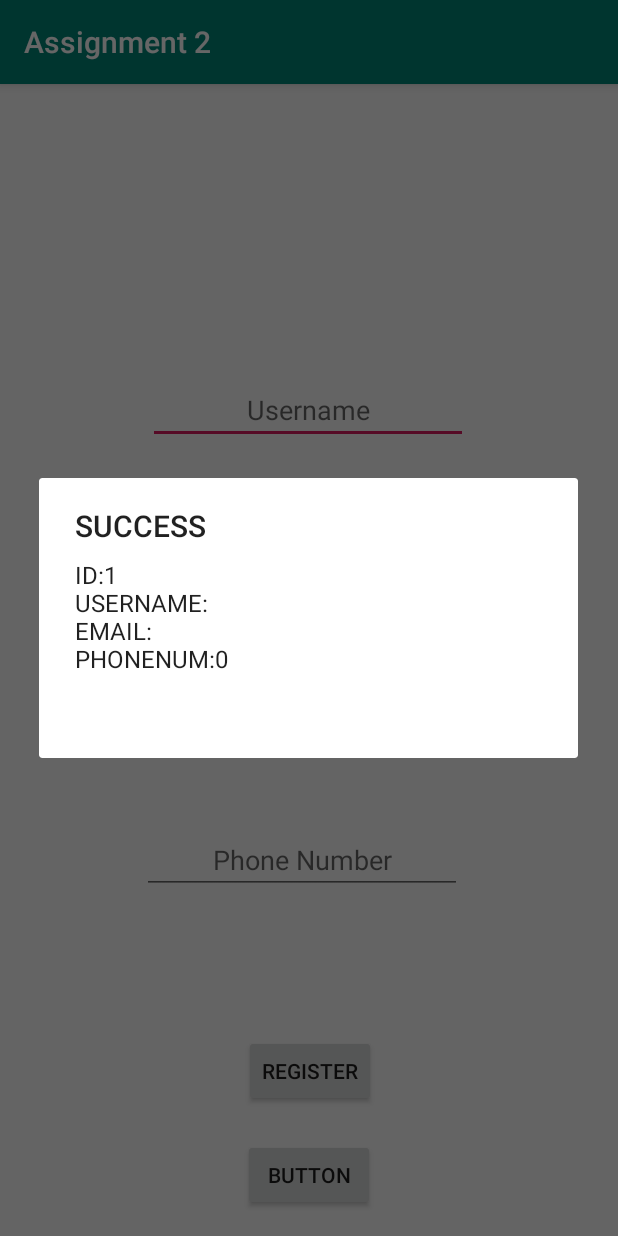
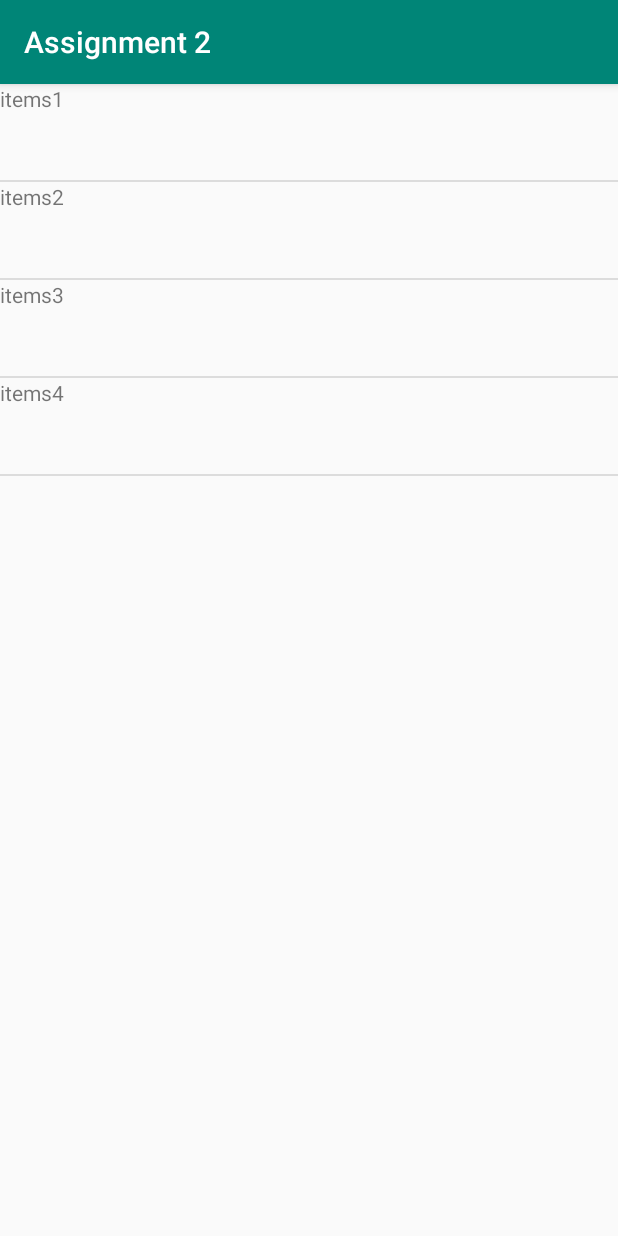
Before and after one commit to cshields236/FriendApp, an Android app: the screen it shows after launch (MainActivity before the commit, ShowFriends after it), after a tap on "BUTTON", on a phone screen of 412 x 824 dp. Run offline under Robolectric (Android 15) with nearby library versions, the phone set to English and light mode, and no system bars.

Commit message:
starting new activity and showing all data

```diff
--- a/app/build.gradle
+++ b/app/build.gradle
@@ -26,4 +26,5 @@ dependencies {
     testImplementation 'junit:junit:4.12'
     androidTestImplementation 'androidx.test.ext:junit:1.1.0'
     androidTestImplementation 'androidx.test.espresso:espresso-core:3.1.1'
+    implementation 'androidx.recyclerview:recyclerview:1.0.0'
 }
--- a/app/src/main/AndroidManifest.xml
+++ b/app/src/main/AndroidManifest.xml
@@ -9,6 +9,7 @@
         android:roundIcon="@mipmap/ic_launcher_round"
         android:supportsRtl="true"
         android:theme="@style/AppTheme">
+        <activity android:name=".ShowFriends"></activity>
         <activity android:name=".MainActivity">
             <intent-filter>
                 <action android:name="android.intent.action.MAIN" />
--- a/app/src/main/java/com/example/assignment2/MainActivity.java
+++ b/app/src/main/java/com/example/assignment2/MainActivity.java
@@ -2,7 +2,11 @@ package com.example.assignment2;
 
 import androidx.appcompat.app.AlertDialog;
 import androidx.appcompat.app.AppCompatActivity;
+import androidx.recyclerview.widget.DividerItemDecoration;
+import androidx.recyclerview.widget.LinearLayoutManager;
+import androidx.recyclerview.widget.RecyclerView;
 
+import android.content.Intent;
 import android.database.Cursor;
 import android.os.Bundle;
 import android.view.View;
@@ -41,38 +45,18 @@ public class MainActivity extends AppCompatActivity {
 
         boolean isIns = myDB.insertData(username, email, phoneNum);
 
-        if (isIns = true){
+        if (isIns = true) {
             Toast.makeText(this, "Data Inserted ", Toast.LENGTH_LONG).show();
-        }else{
-            Toast.makeText(this, "Data Not Inserted ", Toast.LENGTH_LONG).show();}
+        } else {
+            Toast.makeText(this, "Data Not Inserted ", Toast.LENGTH_LONG).show();
+        }
 
     }
 
-    public void viewAll(View view){
-        Cursor res = myDB.getAllData();
-        if(res.getCount()==0)
-        {
-            //show message
-            showMessage("ERROR", "Nothing Found");
-            return;
-        }
-        else{
-            StringBuffer buffer = new StringBuffer();
-            while(res.moveToNext()){
-                buffer.append("ID:" + res.getString(0)+ "\n");
-                buffer.append("USERNAME:" + res.getString(1)+ "\n");
-                buffer.append("EMAIL:" + res.getString(2)+ "\n");
-                buffer.append("PHONENUM:" + res.getString(3)+ "\n \n");
-                showMessage("SUCCESS", buffer.toString());
-            }
-        }
+    public void viewAll(View view) {
+        Intent intent = new Intent(MainActivity.this, ShowFriends.class);
+        startActivity(intent);
     }
 
-    public void showMessage (String title, String message){
-        AlertDialog.Builder builder = new AlertDialog.Builder(this);
-        builder.setCancelable(true);
-        builder.setTitle(title);
-        builder.setMessage(message);
-        builder.show();
-    }
+
 }
--- /dev/null
+++ b/app/src/main/java/com/example/assignment2/MyAdapter.java
@@ -0,0 +1,92 @@
+package com.example.assignment2;
+
+import android.content.Intent;
+import android.view.LayoutInflater;
+import android.view.View;
+import android.view.ViewGroup;
+import android.widget.TextView;
+
+import androidx.recyclerview.widget.RecyclerView;
+
+import java.util.ArrayList;
+
+public class MyAdapter extends RecyclerView.Adapter<MyAdapter.MyViewHolder> {
+    private ArrayList<String> values;
+
+
+    public static final String MESSAGE_KEY1 = "text";
+    public static final String MESSAGE_KEY2 = "position";
+
+    // Provide a reference to the views for each data item
+    public class MyViewHolder extends RecyclerView.ViewHolder implements View.OnClickListener {
+
+        public TextView txtHeader;
+
+
+        public MyViewHolder(View itemView) {
+            super(itemView);
+
+            txtHeader = (TextView) itemView.findViewById(R.id.textView);
+        }
+
+        @Override
+        public void onClick(View v) {
+            int postition = this.getLayoutPosition();
+            String name = values.get(postition);
+
+            Intent intent = new Intent(v.getContext(), UpdateActivity.class);
+            intent.putExtra("KEY1", name);
+            intent.putExtra("KEY2", postition);
+            v.getContext().startActivity(intent);
+        }
+    }
+
+
+    // Provide the dataset to the Adapter
+    public MyAdapter(ArrayList<String> myDataset) {
+        values = myDataset;
+    }
+
+    // Create new views (invoked by the layout manager)
+    @Override
+    public MyAdapter.MyViewHolder onCreateViewHolder(ViewGroup parent,
+                                                     int viewType) {
+// create a new view
+
+        LayoutInflater inflater = LayoutInflater.from(parent.getContext());
+        View v = inflater.inflate(R.layout.row_layout, parent, false);
+        MyViewHolder vh = new MyViewHolder(v);
+        return vh;
+    }
+
+
+    @Override
+    public void onBindViewHolder(MyViewHolder holder, final int position) {
+// - get element from your dataset at this position
+// - replace the contents of the view with that element
+        final String name = values.get(position);
+        holder.txtHeader.setText(name);
+
+//        holder.txtHeader.setOnClickListener(new View.OnClickListener() {
+////            @Override
+////            public void onClick(View v) {
+////// Toast.makeText(MainActivity.mycontext,name, Toast.LENGTH_SHORT ).show();
+////// addItem(position);
+////// call activity to pass the item position
+////                Intent intent = new Intent(v.getContext(), UpdateActivity.class);
+////                intent.putExtra(MESSAGE_KEY1, name);
+////                intent.putExtra(MESSAGE_KEY2, position);
+////                v.getContext().startActivity(intent);
+////
+////            }
+////
+////        });
+
+    }
+
+    // Return the size of your dataset
+    @Override
+    public int getItemCount() {
+        return values.size();
+    }
+}
--- /dev/null
+++ b/app/src/main/java/com/example/assignment2/ShowFriends.java
@@ -0,0 +1,70 @@
+package com.example.assignment2;
+
+import androidx.appcompat.app.AlertDialog;
+import androidx.appcompat.app.AppCompatActivity;
+import androidx.recyclerview.widget.DividerItemDecoration;
+import androidx.recyclerview.widget.LinearLayoutManager;
+import androidx.recyclerview.widget.RecyclerView;
+
+import android.database.Cursor;
+import android.os.Bundle;
+import android.view.View;
+
+import java.util.ArrayList;
+
+public class ShowFriends extends AppCompatActivity {
+    DatabseHelper myDB;
+    Friend friend;
+    ArrayList<Friend> friends = new ArrayList<>();
+
+    @Override
+    protected void onCreate(Bundle savedInstanceState) {
+        super.onCreate(savedInstanceState);
+        setContentView(R.layout.activity_show_friends);
+        myDB = new DatabseHelper(this);
+        RecyclerView recyclerView = findViewById(R.id.recyclerView);
+
+
+        recyclerView.setHasFixedSize(true);
+        LinearLayoutManager linearLayoutManager = new LinearLayoutManager(this);
+        recyclerView.setLayoutManager(linearLayoutManager);
+        ArrayList<String> myDataSet = new ArrayList<String>();
+        Cursor res = myDB.getAllData();
+        if(res.getCount()==0)
+        {
+            //show message
+            showMessage("ERROR", "Nothing Found");
+            return;
+        }
+        else{
+            StringBuffer buffer = new StringBuffer();
+            while(res.moveToNext()){
+                buffer.append("ID:" + res.getString(0)+ "\n");
+                buffer.append("USERNAME:" + res.getString(1)+ "\n");
+                buffer.append("EMAIL:" + res.getString(2)+ "\n");
+                buffer.append("PHONENUM:" + res.getString(3)+ "\n \n");
+                showMessage("SUCCESS", buffer.toString());
+            }
+        }
+        for (int i = 1; i < 5; i++) {
+            myDataSet.add("items" + i);
+
+        }
+        MyAdapter adapter = new MyAdapter(myDataSet);
+        recyclerView.addItemDecoration(new DividerItemDecoration(this, LinearLayoutManager.VERTICAL));
+        recyclerView.setAdapter(adapter);
+
+
+    }
+
+
+    public void showMessage(String title, String message) {
+        AlertDialog.Builder builder = new AlertDialog.Builder(this);
+        builder.setCancelable(true);
+        builder.setTitle(title);
+        builder.setMessage(message);
+        builder.show();
+    }
+
+
+}
--- /dev/null
+++ b/app/src/main/java/com/example/assignment2/UpdateActivity.java
@@ -0,0 +1,4 @@
+package com.example.assignment2;
+
+public class UpdateActivity {
+}
--- a/app/src/main/res/layout/activity_main.xml
+++ b/app/src/main/res/layout/activity_main.xml
@@ -76,4 +76,5 @@
         app:layout_constraintStart_toStartOf="parent"
         app:layout_constraintTop_toBottomOf="@+id/button" />
 
+
 </androidx.constraintlayout.widget.ConstraintLayout>
--- /dev/null
+++ b/app/src/main/res/layout/activity_show_friends.xml
@@ -0,0 +1,17 @@
+<?xml version="1.0" encoding="utf-8"?>
+<androidx.constraintlayout.widget.ConstraintLayout xmlns:android="http://schemas.android.com/apk/res/android"
+    xmlns:app="http://schemas.android.com/apk/res-auto"
+    xmlns:tools="http://schemas.android.com/tools"
+    android:layout_width="match_parent"
+    android:layout_height="match_parent"
+    tools:context=".ShowFriends">
+
+    <androidx.recyclerview.widget.RecyclerView
+        android:id="@+id/recyclerView"
+        android:layout_width="match_parent"
+        android:layout_height="match_parent"
+        tools:layout_editor_absoluteX="16dp"
+        tools:layout_editor_absoluteY="16dp" />
+
+
+</androidx.constraintlayout.widget.ConstraintLayout>
--- /dev/null
+++ b/app/src/main/res/layout/row_layout.xml
@@ -0,0 +1,12 @@
+<?xml version="1.0" encoding="utf-8"?>
+<LinearLayout xmlns:android="http://schemas.android.com/apk/res/android"
+    android:orientation="vertical" android:layout_width="match_parent"
+    android:layout_height="?android:attr/listPreferredItemHeight">
+
+    <TextView
+        android:id="@+id/textView"
+        android:layout_width="match_parent"
+        android:layout_height="wrap_content"
+        android:text="TextView" />
+
+</LinearLayout>
--- /dev/null
+++ b/app/src/main/res/layout/update_activity.xml
@@ -0,0 +1,19 @@
+<?xml version="1.0" encoding="utf-8"?>
+<LinearLayout xmlns:android="http://schemas.android.com/apk/res/android"
+    android:layout_width="match_parent"
+    android:layout_height="match_parent"
+    android:orientation="vertical">
+
+    <TextView
+        android:id="@+id/textView2"
+        android:layout_width="match_parent"
+        android:layout_height="wrap_content"
+        android:text="TextView" />
+
+    <Button
+        android:id="@+id/button"
+        android:layout_width="match_parent"
+        android:layout_height="wrap_content"
+        android:baselineAligned="false"
+        android:text="Button" />
+</LinearLayout>
```
